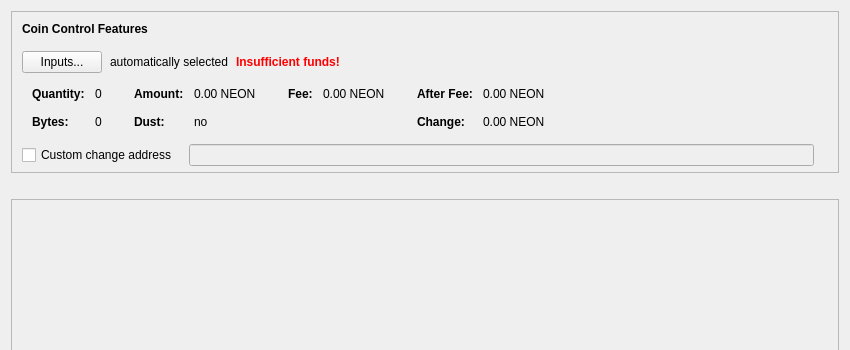
Before: the Qt Designer form src/qt/forms/sendcoinsdialog.ui in neoncoin-project/neon, drawn with Qt 5; both pictures show x 0 to 850 and y 0 to 350 of the 850 by 566 pixel window.
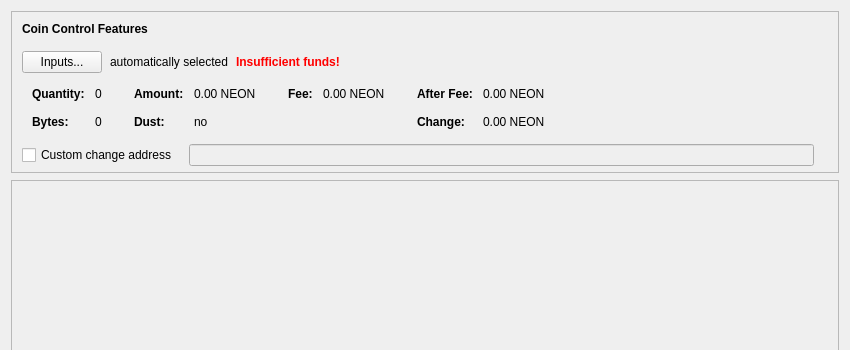
After: the same form once the commit is applied. Icons and pictures are not drawn. Custom widgets are drawn as their Qt base class.

What changed in the file:
```diff
--- a/src/qt/forms/sendcoinsdialog.ui
+++ b/src/qt/forms/sendcoinsdialog.ui
@@ -571,8 +571,8 @@
      </property>
      <property name="sizeHint" stdset="0">
       <size>
-       <width>40</width>
-       <height>20</height>
+       <width>800</width>
+       <height>1</height>
       </size>
      </property>
     </spacer>
```
